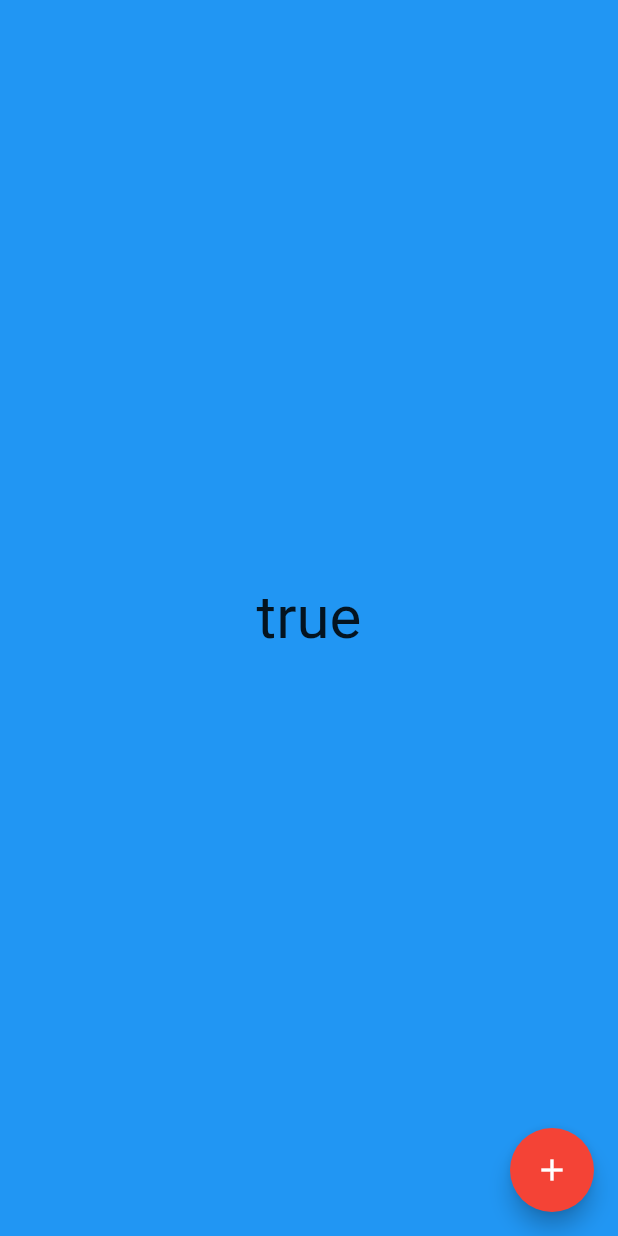
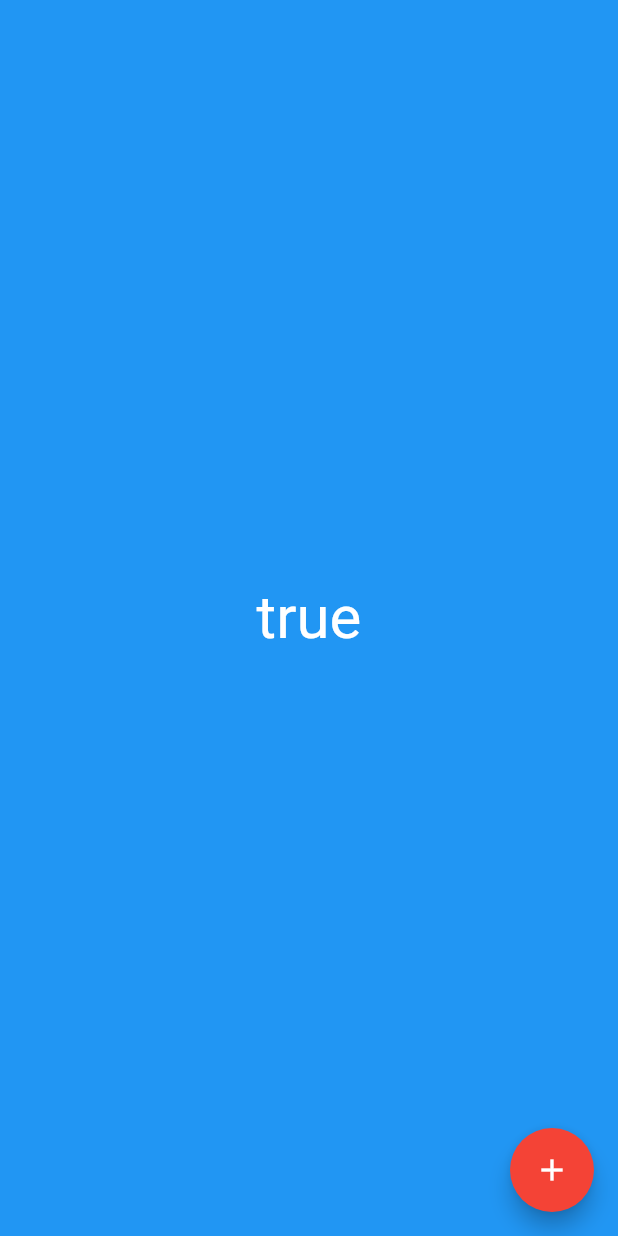
Before and after one commit to adith-a-danthi/FlutterWorkshop, a Flutter app: the screen it shows after launch, on a phone screen of 412 x 824 dp. Run offline on Flutter 3.47's test engine with Material 2 defaults, Android fonts, the phone set to English and light mode, and no system bars.

Commit message:
UI Changes

```diff
--- a/lib/main.dart
+++ b/lib/main.dart
@@ -22,7 +22,7 @@ class _HomeWidgetState extends State<HomeWidget>{
       body: Container(
         alignment: Alignment.center,
         color: color ? Colors.blue : Colors.black,
-        child: Text(color.toString(), style : TextStyle(fontSize: 40,)),
+        child: Text(color.toString(), style : TextStyle(fontSize: 40,color: Colors.white)),
       ),
       floatingActionButton: FloatingActionButton(
         onPressed: (){
```
